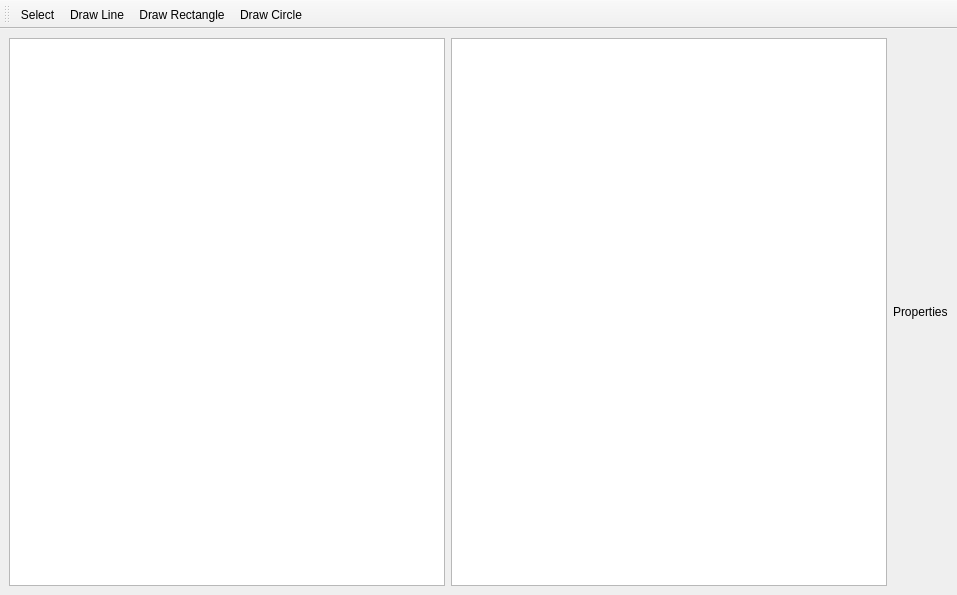
Before: the Qt Designer form modules/data/src/ui/template.ui in baltikaa9/comsol-free, drawn with Qt 5.
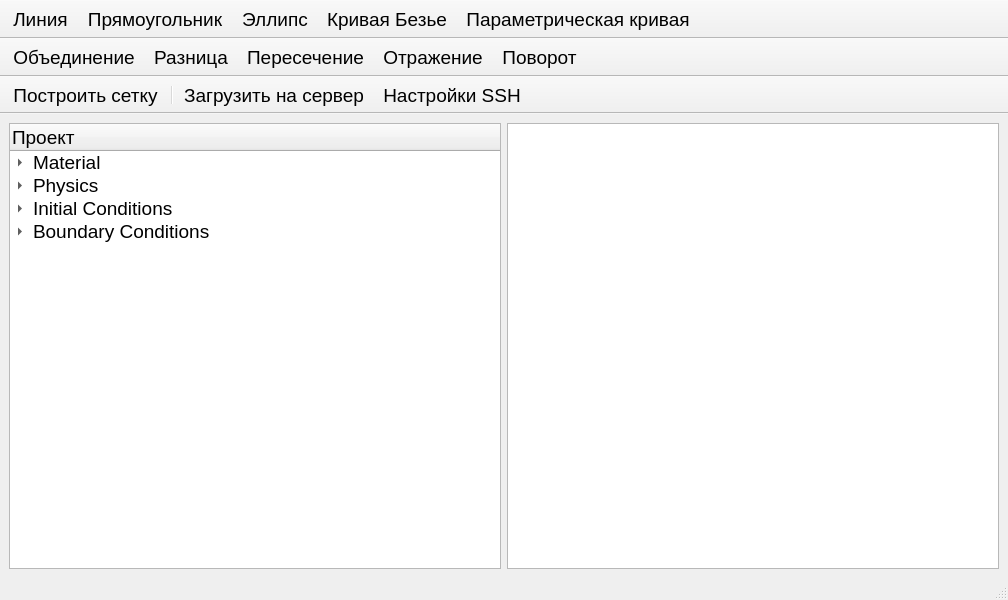
After: the same form once the commit is applied. Icons and pictures are not drawn. Custom widgets are drawn as their Qt base class.

Patch:
```diff
--- a/modules/data/src/ui/template.ui
+++ b/modules/data/src/ui/template.ui
@@ -6,79 +6,259 @@
    <rect>
     <x>0</x>
     <y>0</y>
-    <width>957</width>
-    <height>595</height>
+    <width>1008</width>
+    <height>600</height>
    </rect>
   </property>
   <property name="windowTitle">
-   <string>Geometry Editor</string>
+   <string>MainWindow</string>
   </property>
   <widget class="QWidget" name="centralwidget">
-   <layout class="QHBoxLayout" name="mainLayout">
+   <layout class="QHBoxLayout" name="horizontalLayout">
     <item>
      <widget class="QTreeWidget" name="projectTree">
-      <property name="headerHidden">
-       <bool>true</bool>
+      <property name="minimumSize">
+       <size>
+        <width>250</width>
+        <height>0</height>
+       </size>
+      </property>
+      <property name="font">
+       <font>
+        <pointsize>14</pointsize>
+       </font>
       </property>
       <column>
        <property name="text">
-        <string notr="true">1</string>
+        <string>Проект</string>
        </property>
       </column>
+      <item>
+       <property name="text">
+        <string>Material</string>
+       </property>
+       <item>
+        <property name="text">
+         <string>Плотность: ρ</string>
+        </property>
+       </item>
+       <item>
+        <property name="text">
+         <string>Динамическая вязкость: μ</string>
+        </property>
+       </item>
+      </item>
+      <item>
+       <property name="text">
+        <string>Physics</string>
+       </property>
+       <item>
+        <property name="text">
+         <string>Turbulence Model: Laminar</string>
+        </property>
+       </item>
+      </item>
+      <item>
+       <property name="text">
+        <string>Initial Conditions</string>
+       </property>
+       <item>
+        <property name="text">
+         <string>Velocity: (0, 0)</string>
+        </property>
+       </item>
+       <item>
+        <property name="text">
+         <string>Pressure: 0</string>
+        </property>
+       </item>
+      </item>
+      <item>
+       <property name="text">
+        <string>Boundary Conditions</string>
+       </property>
+       <item>
+        <property name="text">
+         <string>Inlet: Velocity (1, 0)</string>
+        </property>
+       </item>
+       <item>
+        <property name="text">
+         <string>Outlet: Pressure 0</string>
+        </property>
+       </item>
+      </item>
      </widget>
     </item>
     <item>
-     <widget class="QGraphicsView" name="graphicsView"/>
-    </item>
-    <item>
-     <layout class="QVBoxLayout" name="propertiesLayout">
+     <layout class="QVBoxLayout" name="verticalLayout">
       <item>
-       <widget class="QLabel" name="labelProperties">
-        <property name="text">
-         <string>Properties</string>
-        </property>
-       </widget>
+       <widget class="GraphicsView" name="graphicsView" />
+      </item>
+      <item>
+       <layout class="QHBoxLayout" name="propertiesLayout" />
       </item>
      </layout>
     </item>
    </layout>
   </widget>
-  <widget class="QToolBar" name="mainToolBar">
+  <widget class="QStatusBar" name="statusbar" />
+
+  <!-- Тулбар: Фигуры -->
+  <widget class="QToolBar" name="toolBarShapes">
+   <property name="font">
+    <font><pointsize>14</pointsize></font>
+   </property>
    <property name="windowTitle">
-    <string>Tools</string>
+    <string>Фигуры</string>
    </property>
+   <property name="toolButtonStyle">
+    <enum>Qt::ToolButtonTextBesideIcon</enum>
+   </property>
+   <property name="floatable"><bool>false</bool></property>
+   <property name="movable"><bool>false</bool></property>
    <attribute name="toolBarArea">
     <enum>TopToolBarArea</enum>
    </attribute>
    <attribute name="toolBarBreak">
     <bool>false</bool>
    </attribute>
-   <addaction name="actionSelect"/>
-   <addaction name="actionDrawLine"/>
-   <addaction name="actionDrawRect"/>
-   <addaction name="actionDrawCircle"/>
+   <addaction name="actionDrawLineByParams" />
+   <addaction name="actionDrawRectByParams" />
+   <addaction name="actionDrawCircleByParams" />
+   <addaction name="actionDrawCurveByParams" />
+   <addaction name="actionDrawParametric" />
   </widget>
-  <action name="actionSelect">
+
+  <!-- Тулбар: Операции -->
+  <widget class="QToolBar" name="toolBarOps">
+   <property name="font">
+    <font><pointsize>14</pointsize></font>
+   </property>
+   <property name="windowTitle">
+    <string>Операции</string>
+   </property>
+   <property name="toolButtonStyle">
+    <enum>Qt::ToolButtonTextBesideIcon</enum>
+   </property>
+   <property name="floatable"><bool>false</bool></property>
+   <property name="movable"><bool>false</bool></property>
+   <attribute name="toolBarArea">
+    <enum>TopToolBarArea</enum>
+   </attribute>
+   <attribute name="toolBarBreak">
+    <bool>true</bool>
+   </attribute>
+   <addaction name="actionUnion" />
+   <addaction name="actionDifference" />
+   <addaction name="actionIntersection" />
+   <addaction name="actionMirror" />
+   <addaction name="actionRotate" />
+  </widget>
+
+  <!-- Тулбар: Сетка / SSH -->
+  <widget class="QToolBar" name="toolBarMisc">
+   <property name="font">
+    <font><pointsize>14</pointsize></font>
+   </property>
+   <property name="windowTitle">
+    <string>Сетка / SSH</string>
+   </property>
+   <property name="toolButtonStyle">
+    <enum>Qt::ToolButtonTextBesideIcon</enum>
+   </property>
+   <property name="floatable"><bool>false</bool></property>
+   <property name="movable"><bool>false</bool></property>
+   <attribute name="toolBarArea">
+    <enum>TopToolBarArea</enum>
+   </attribute>
+   <attribute name="toolBarBreak">
+    <bool>true</bool>
+   </attribute>
+   <addaction name="actionBuildMesh" />
+   <addaction name="separator" />
+   <addaction name="actionUploadSSH" />
+   <addaction name="actionSSHSettings" />
+  </widget>
+  <action name="actionDrawLineByParams">
    <property name="text">
-    <string>Select</string>
+    <string>Линия</string>
    </property>
   </action>
-  <action name="actionDrawLine">
+  <action name="actionDrawRectByParams">
    <property name="text">
-    <string>Draw Line</string>
+    <string>Прямоугольник</string>
    </property>
   </action>
-  <action name="actionDrawRect">
+  <action name="actionDrawCircleByParams">
    <property name="text">
-    <string>Draw Rectangle</string>
+    <string>Эллипс</string>
    </property>
   </action>
-  <action name="actionDrawCircle">
+  <action name="actionDrawCurveByParams">
    <property name="text">
-    <string>Draw Circle</string>
+    <string>Кривая Безье</string>
+   </property>
+  </action>
+  <action name="actionDrawParametric">
+   <property name="text">
+    <string>Параметрическая кривая</string>
+   </property>
+  </action>
+  <action name="actionUnion">
+   <property name="text">
+    <string>Объединение</string>
+   </property>
+  </action>
+  <action name="actionDifference">
+   <property name="text">
+    <string>Разница</string>
+   </property>
+  </action>
+  <action name="actionIntersection">
+   <property name="text">
+    <string>Пересечение</string>
+   </property>
+  </action>
+  <action name="actionMirror">
+   <property name="text">
+    <string>Отражение</string>
+   </property>
+  </action>
+  <action name="actionRotate">
+   <property name="text">
+    <string>Поворот</string>
+   </property>
+  </action>
+  <action name="actionBuildMesh">
+   <property name="text">
+    <string>Построить сетку</string>
+   </property>
+  </action>
+  <action name="actionUploadSSH">
+   <property name="text">
+    <string>Загрузить на сервер</string>
+   </property>
+   <property name="icon">
+    <iconset theme="network-server" />
+   </property>
+  </action>
+  <action name="actionSSHSettings">
+   <property name="text">
+    <string>Настройки SSH</string>
+   </property>
+   <property name="icon">
+    <iconset theme="preferences-system-network" />
    </property>
   </action>
  </widget>
- <resources/>
- <connections/>
+ <customwidgets>
+  <customwidget>
+   <class>GraphicsView</class>
+   <extends>QGraphicsView</extends>
+   <header>src.widgets.graphics_view</header>
+  </customwidget>
+ </customwidgets>
+ <resources />
+ <connections />
 </ui>
```
Left out of the diff: 2 changed lines with no effect on the pictures.
